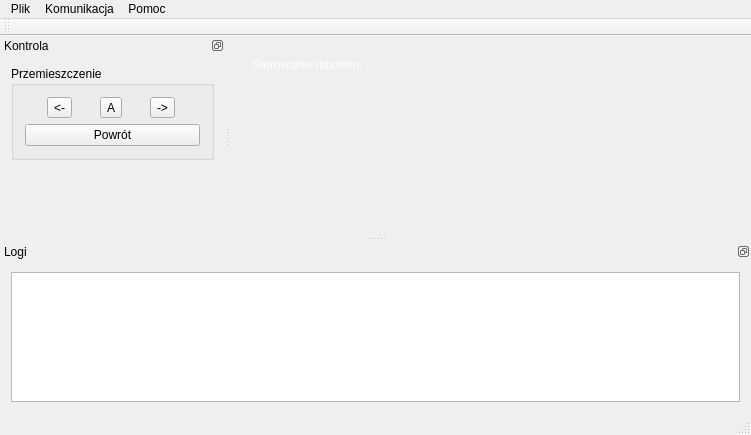
Above: wizualizer/mainwindow.ui from dorianJaniak/wds_sonar before the change. Below: the same form after it.
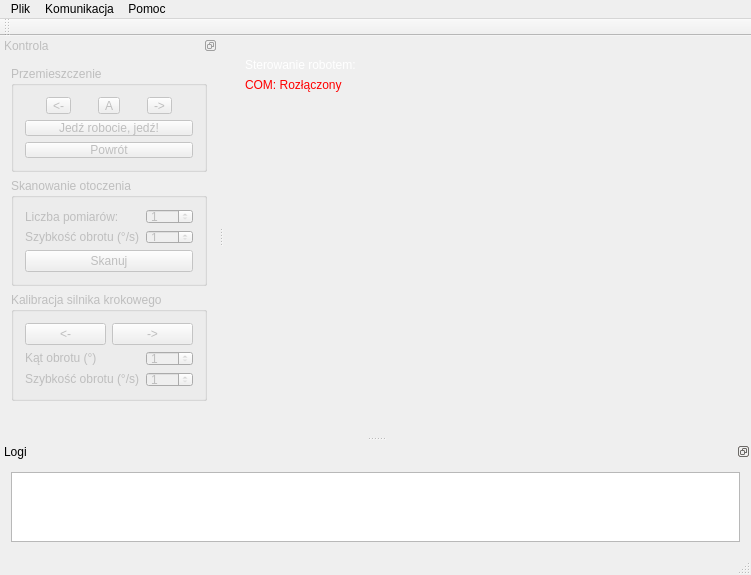
That is the form after the change. Custom widgets are drawn as their Qt base class.

What changed in the file:
```diff
--- a/wizualizer/mainwindow.ui
+++ b/wizualizer/mainwindow.ui
@@ -7,7 +7,7 @@
     <x>0</x>
     <y>0</y>
     <width>751</width>
-    <height>435</height>
+    <height>565</height>
    </rect>
   </property>
   <property name="windowTitle">
@@ -47,6 +47,22 @@
         <enum>Qt::RichText</enum>
        </property>
       </widget>
+      <widget class="QLabel" name="polaczenieLabel">
+       <property name="geometry">
+        <rect>
+         <x>10</x>
+         <y>30</y>
+         <width>111</width>
+         <height>16</height>
+        </rect>
+       </property>
+       <property name="text">
+        <string>&lt;html&gt;&lt;head/&gt;&lt;body&gt;&lt;p&gt;&lt;span style=&quot; color:#ff0000;&quot;&gt;COM: Rozłączony&lt;/span&gt;&lt;/p&gt;&lt;/body&gt;&lt;/html&gt;</string>
+       </property>
+       <property name="alignment">
+        <set>Qt::AlignLeading|Qt::AlignLeft|Qt::AlignVCenter</set>
+       </property>
+      </widget>
      </widget>
     </item>
    </layout>
@@ -96,10 +112,13 @@
   </widget>
   <widget class="QStatusBar" name="statusBar"/>
   <widget class="QDockWidget" name="ControlWidget">
+   <property name="enabled">
+    <bool>false</bool>
+   </property>
    <property name="minimumSize">
     <size>
-     <width>225</width>
-     <height>200</height>
+     <width>200</width>
+     <height>400</height>
     </size>
    </property>
    <property name="features">
@@ -115,9 +134,24 @@
     <layout class="QVBoxLayout" name="verticalLayout">
      <item>
       <widget class="QGroupBox" name="groupBox">
+       <property name="minimumSize">
+        <size>
+         <width>0</width>
+         <height>100</height>
+        </size>
+       </property>
+       <property name="maximumSize">
+        <size>
+         <width>16777215</width>
+         <height>150</height>
+        </size>
+       </property>
        <property name="title">
         <string>Przemieszczenie</string>
        </property>
+       <property name="flat">
+        <bool>true</bool>
+       </property>
        <layout class="QVBoxLayout" name="verticalLayout_2">
         <item>
          <layout class="QHBoxLayout" name="horizontalLayout_3">
@@ -144,6 +178,13 @@
           </item>
          </layout>
         </item>
+        <item>
+         <widget class="QPushButton" name="pb_moveRobot">
+          <property name="text">
+           <string>Jedź robocie, jedź!</string>
+          </property>
+         </widget>
+        </item>
         <item>
          <widget class="QPushButton" name="clearMoveButton">
           <property name="text">
@@ -154,6 +195,174 @@
        </layout>
       </widget>
      </item>
+     <item>
+      <widget class="QGroupBox" name="gb_scanEnv">
+       <property name="minimumSize">
+        <size>
+         <width>0</width>
+         <height>100</height>
+        </size>
+       </property>
+       <property name="maximumSize">
+        <size>
+         <width>16777215</width>
+         <height>150</height>
+        </size>
+       </property>
+       <property name="title">
+        <string>Skanowanie otoczenia</string>
+       </property>
+       <property name="flat">
+        <bool>true</bool>
+       </property>
+       <layout class="QVBoxLayout" name="verticalLayout_8">
+        <item>
+         <layout class="QHBoxLayout" name="horizontalLayout_6">
+          <item>
+           <layout class="QVBoxLayout" name="verticalLayout_6">
+            <item>
+             <widget class="QLabel" name="label_3">
+              <property name="text">
+               <string>Liczba pomiarów:</string>
+              </property>
+             </widget>
+            </item>
+            <item>
+             <widget class="QLabel" name="label_4">
+              <property name="text">
+               <string>&lt;html&gt;&lt;head/&gt;&lt;body&gt;&lt;p&gt;Szybkość obrotu (°/s)&lt;/p&gt;&lt;/body&gt;&lt;/html&gt;</string>
+              </property>
+             </widget>
+            </item>
+           </layout>
+          </item>
+          <item>
+           <layout class="QVBoxLayout" name="verticalLayout_7">
+            <item>
+             <widget class="QSpinBox" name="sb_cMeasurments">
+              <property name="minimum">
+               <number>1</number>
+              </property>
+              <property name="maximum">
+               <number>30</number>
+              </property>
+             </widget>
+            </item>
+            <item>
+             <widget class="QSpinBox" name="sb_vSpeedScan">
+              <property name="minimum">
+               <number>1</number>
+              </property>
+              <property name="maximum">
+               <number>8</number>
+              </property>
+             </widget>
+            </item>
+           </layout>
+          </item>
+         </layout>
+        </item>
+        <item>
+         <widget class="QPushButton" name="pb_scanEnv">
+          <property name="text">
+           <string>Skanuj</string>
+          </property>
+         </widget>
+        </item>
+       </layout>
+      </widget>
+     </item>
+     <item>
+      <widget class="QGroupBox" name="gb_sKrok">
+       <property name="minimumSize">
+        <size>
+         <width>0</width>
+         <height>100</height>
+        </size>
+       </property>
+       <property name="maximumSize">
+        <size>
+         <width>16777215</width>
+         <height>150</height>
+        </size>
+       </property>
+       <property name="title">
+        <string>Kalibracja silnika krokowego</string>
+       </property>
+       <property name="flat">
+        <bool>true</bool>
+       </property>
+       <layout class="QVBoxLayout" name="verticalLayout_5">
+        <item>
+         <layout class="QHBoxLayout" name="horizontalLayout_4">
+          <item>
+           <widget class="QPushButton" name="pb_moveLeftStepper">
+            <property name="text">
+             <string>&lt;-</string>
+            </property>
+           </widget>
+          </item>
+          <item>
+           <widget class="QPushButton" name="pb_moveRightStepper">
+            <property name="text">
+             <string>-&gt;</string>
+            </property>
+           </widget>
+          </item>
+         </layout>
+        </item>
+        <item>
+         <layout class="QHBoxLayout" name="horizontalLayout_5">
+          <item>
+           <layout class="QVBoxLayout" name="verticalLayout_4">
+            <item>
+             <widget class="QLabel" name="label">
+              <property name="text">
+               <string>&lt;html&gt;&lt;head/&gt;&lt;body&gt;&lt;p&gt;Kąt obrotu (°)&lt;/p&gt;&lt;/body&gt;&lt;/html&gt;</string>
+              </property>
+             </widget>
+            </item>
+            <item>
+             <widget class="QLabel" name="label_2">
+              <property name="text">
+               <string>&lt;html&gt;&lt;head/&gt;&lt;body&gt;&lt;p&gt;Szybkość obrotu (°/s)&lt;/p&gt;&lt;/body&gt;&lt;/html&gt;</string>
+              </property>
+             </widget>
+            </item>
+           </layout>
+          </item>
+          <item>
+           <layout class="QVBoxLayout" name="verticalLayout_3">
+            <item>
+             <widget class="QSpinBox" name="sb_angle">
+              <property name="minimum">
+               <number>1</number>
+              </property>
+              <property name="maximum">
+               <number>360</number>
+              </property>
+              <property name="displayIntegerBase">
+               <number>10</number>
+              </property>
+             </widget>
+            </item>
+            <item>
+             <widget class="QSpinBox" name="sb_vSpeedCallibration">
+              <property name="minimum">
+               <number>1</number>
+              </property>
+              <property name="maximum">
+               <number>8</number>
+              </property>
+             </widget>
+            </item>
+           </layout>
+          </item>
+         </layout>
+        </item>
+       </layout>
+      </widget>
+     </item>
      <item>
       <spacer name="verticalSpacer">
        <property name="orientation">
```
Left out of the diff: 24 changed lines with no effect on the pictures.
